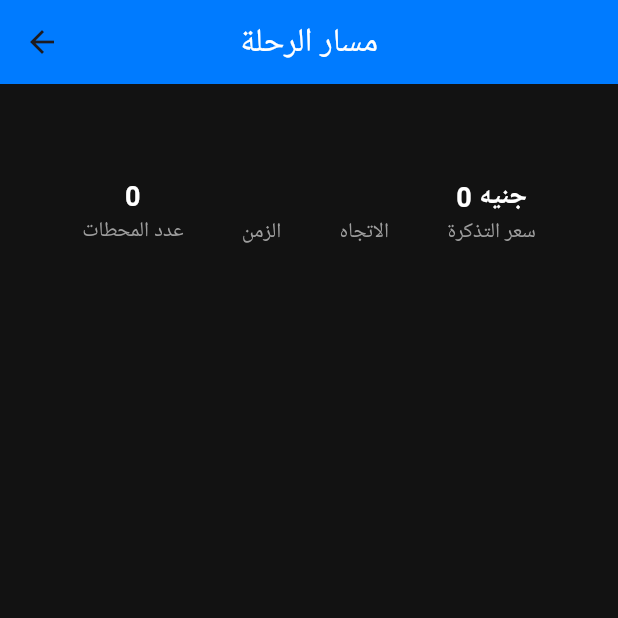
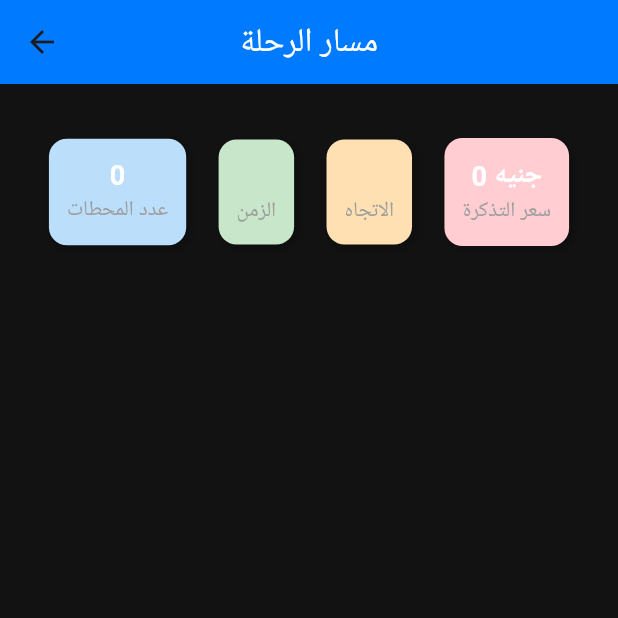
Before and after one commit to mohamedfayed2/MetroGo, a Flutter app: the TrajectoryPage screen opened directly, on a phone screen of 412 x 824 dp, the top half of it. Run offline on Flutter 3.47's test engine with Material 3 defaults, Android fonts, the phone set to English and light mode, and no system bars; our stand-ins replace animated_text_kit, dio, eva_icons_flutter, flutter_map, flutter_typeahead, geolocator and 5 more; missing offline and left inert: dart:js_interop, flutter_map_cancellable_tile_provider; accounts and stored records are empty; project files that could hold a hidden picture were left out.

Commit message:
make result-page dezin

```diff
--- a/lib/App_Screens/TrajectoryPage.dart
+++ b/lib/App_Screens/TrajectoryPage.dart
@@ -24,10 +24,7 @@ class TrajectoryPage extends StatelessWidget {
           crossAxisAlignment: CrossAxisAlignment.center,
           children: [
 
-            Obx(() => home.count.isEmpty
-                ? Text('${home.time_s}', style: TextStyle(color: Colors.red, fontSize: 18))
-                : SizedBox()
-            ),
+
 
             SizedBox(height: 20),
 
@@ -35,12 +32,73 @@ class TrajectoryPage extends StatelessWidget {
             Row(
               mainAxisAlignment: MainAxisAlignment.spaceEvenly,
               children: [
-                InfoCard(title: "عدد المحطات", value: home.sub_st.toString()),
-                InfoCard(title: "الزمن", value: home.time_s.toString()),
-                InfoCard(title: "الاتجاه", value: home.dir.toString()),
-                InfoCard(title: "سعر التذكرة", value: "${home.ticket} جنيه"),
+                Container(
+                  padding: EdgeInsets.all(12),
+                  margin: EdgeInsets.symmetric(horizontal: 5),
+                  decoration: BoxDecoration(
+                    color: Colors.blue.shade100, // لون خلفية مميز
+                    borderRadius: BorderRadius.circular(12),
+                    boxShadow: [
+                      BoxShadow(
+                        color: Colors.black26,
+                        blurRadius: 4,
+                        offset: Offset(2, 2),
+                      ),
+                    ],
+                  ),
+                  child: InfoCard(title: "عدد المحطات", value: home.sub_st.toString()),
+                ),
+                Container(
+                  padding: EdgeInsets.all(12),
+                  margin: EdgeInsets.symmetric(horizontal: 5),
+                  decoration: BoxDecoration(
+                    color: Colors.green.shade100, // لون آخر مميز
+                    borderRadius: BorderRadius.circular(12),
+                    boxShadow: [
+                      BoxShadow(
+                        color: Colors.black26,
+                        blurRadius: 4,
+                        offset: Offset(2, 2),
+                      ),
+                    ],
+                  ),
+                  child: InfoCard(title: "الزمن", value: home.time_s.toString()),
+                ),
+                Container(
+                  padding: EdgeInsets.all(12),
+                  margin: EdgeInsets.symmetric(horizontal: 5),
+                  decoration: BoxDecoration(
+                    color: Colors.orange.shade100, // لون مختلف للتمييز
+                    borderRadius: BorderRadius.circular(12),
+                    boxShadow: [
+                      BoxShadow(
+                        color: Colors.black26,
+                        blurRadius: 4,
+                        offset: Offset(2, 2),
+                      ),
+                    ],
+                  ),
+                  child: InfoCard(title: "الاتجاه", value: home.dir.toString()),
+                ),
+                Container(
+                  padding: EdgeInsets.all(12),
+                  margin: EdgeInsets.symmetric(horizontal: 5),
+                  decoration: BoxDecoration(
+                    color: Colors.red.shade100,
+                    borderRadius: BorderRadius.circular(12),
+                    boxShadow: [
+                      BoxShadow(
+                        color: Colors.black26,
+                        blurRadius: 4,
+                        offset: Offset(2, 2),
+                      ),
+                    ],
+                  ),
+                  child: InfoCard(title: "سعر التذكرة", value: "${home.ticket} جنيه"),
+                ),
               ],
             ),
+
 
             SizedBox(height: 20),
 
```
